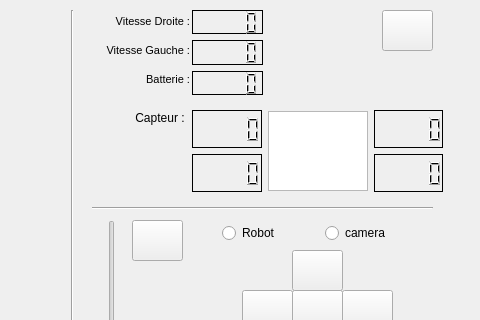
Above: mainwindow.ui from theault/WifiBot before the change; both pictures show x 398 to 878 and y 0 to 320 of the 1017 by 729 pixel window. Below: the same form after it.
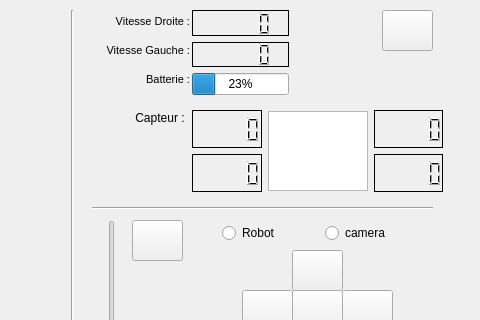
That is the form after the change. Icons and pictures are not drawn.

What changed in the file:
```diff
--- a/mainwindow.ui
+++ b/mainwindow.ui
@@ -215,7 +215,7 @@
      <rect>
       <x>590</x>
       <y>10</y>
-      <width>71</width>
+      <width>97</width>
       <height>85</height>
      </rect>
     </property>
@@ -241,33 +241,12 @@
       </widget>
      </item>
      <item>
-      <widget class="QLCDNumber" name="Bat">
-       <property name="enabled">
-        <bool>true</bool>
+      <widget class="QProgressBar" name="progressBar">
+       <property name="maximum">
+        <number>101</number>
        </property>
-       <property name="cursor">
-        <cursorShape>BlankCursor</cursorShape>
-       </property>
-       <property name="contextMenuPolicy">
-        <enum>Qt::DefaultContextMenu</enum>
-       </property>
-       <property name="inputMethodHints">
-        <set>Qt::ImhNone</set>
-       </property>
-       <property name="frameShape">
-        <enum>QFrame::Box</enum>
-       </property>
-       <property name="frameShadow">
-        <enum>QFrame::Plain</enum>
-       </property>
-       <property name="lineWidth">
-        <number>1</number>
-       </property>
-       <property name="midLineWidth">
-        <number>0</number>
-       </property>
-       <property name="smallDecimalPoint">
-        <bool>false</bool>
+       <property name="value">
+        <number>24</number>
        </property>
       </widget>
      </item>
```
